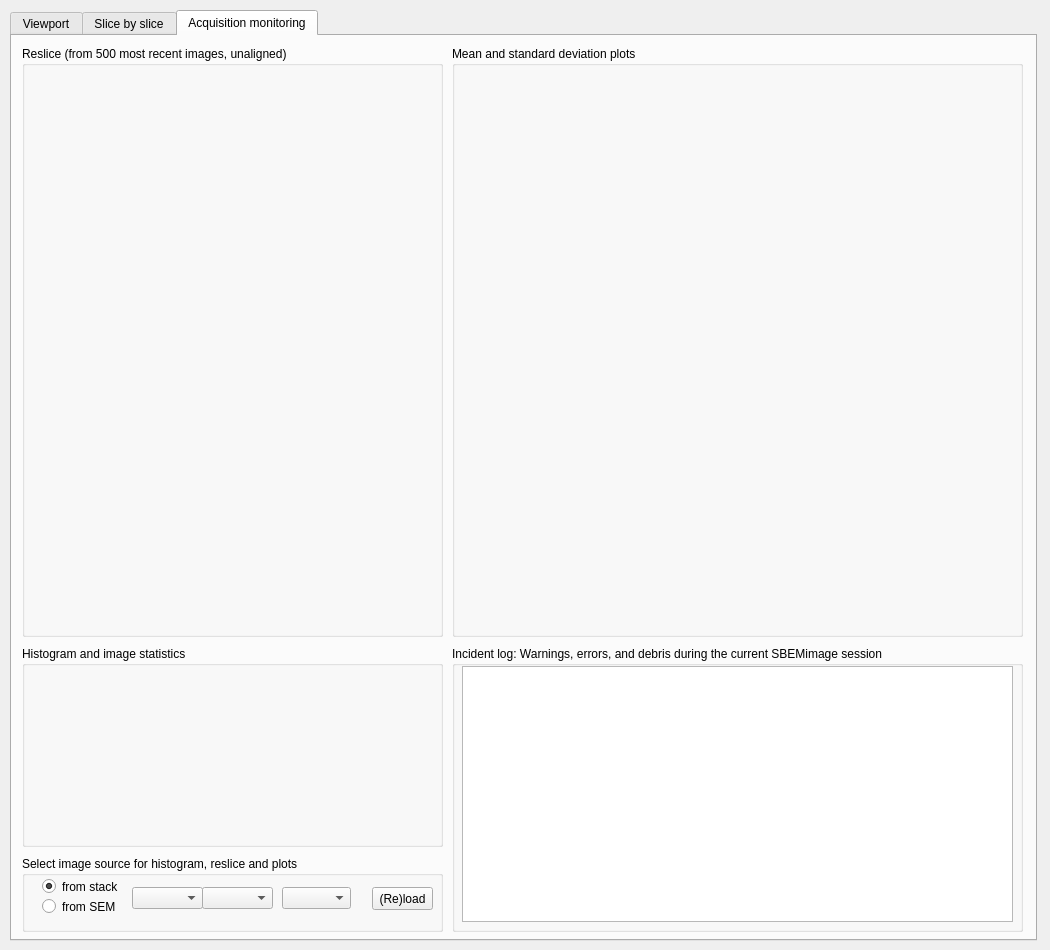
First picture: the form in gui/viewport.ui, repository SBEMimage/SBEMimage, before the edit.
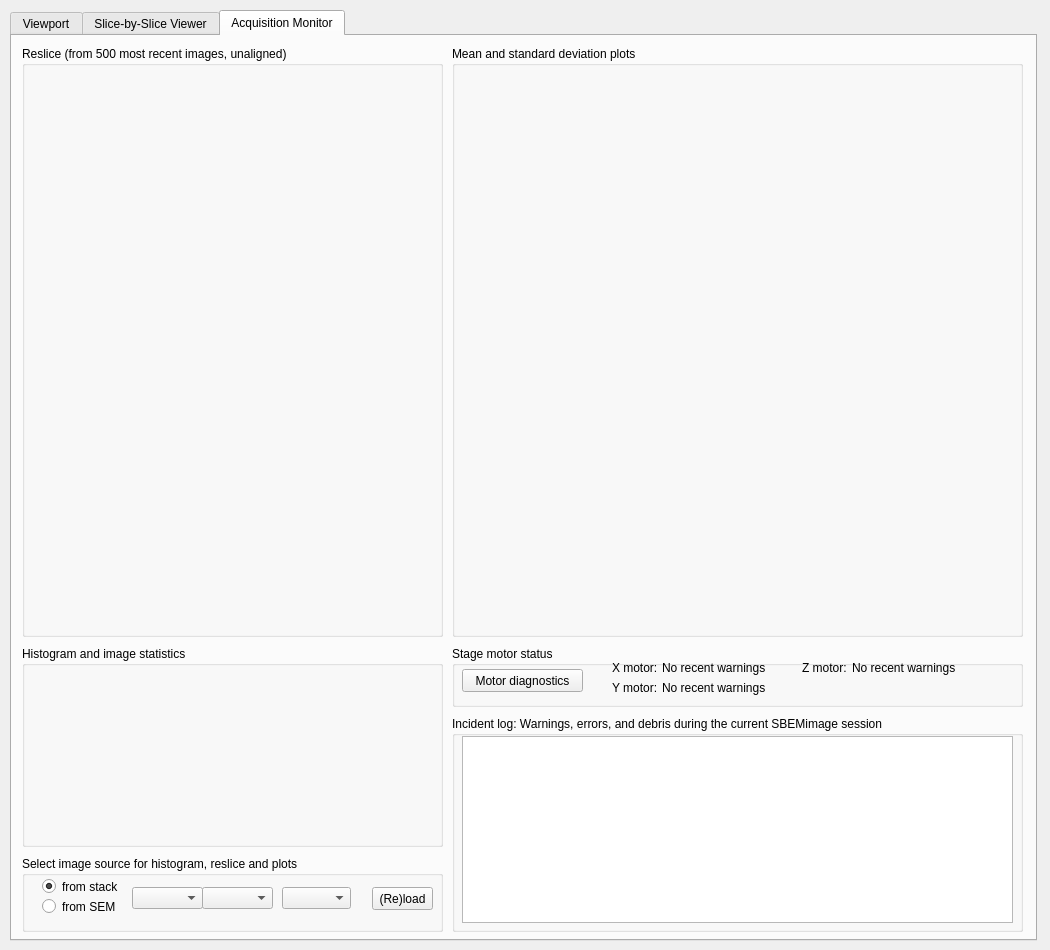
Second picture: the form after the edit. The open tabs and pages were chosen to show the change.

Commit message:
Add motor diagnostics feature (WIP)
- New dialog for XYZ motor status, accessible from Acquisition Monitor tab, Microtome Settings dialog, and 'Tests' tab
- Track all moves, failures, slow moves, move distances, and durations
- Counters and tolerances stored in system config

```diff
--- a/gui/viewport.ui
+++ b/gui/viewport.ui
@@ -305,7 +305,7 @@
    </widget>
    <widget class="QWidget" name="tab_sv">
     <attribute name="title">
-     <string>Slice by slice</string>
+     <string>Slice-by-Slice Viewer</string>
     </attribute>
     <widget class="QLabel" name="QLabel_SliceViewerCanvas">
      <property name="geometry">
@@ -590,7 +590,7 @@
    </widget>
    <widget class="QWidget" name="tab_m">
     <attribute name="title">
-     <string>Acquisition monitoring</string>
+     <string>Acquisition Monitor</string>
     </attribute>
     <widget class="QGroupBox" name="groupBox_3">
      <property name="geometry">
@@ -746,9 +746,9 @@
      <property name="geometry">
       <rect>
        <x>440</x>
-       <y>610</y>
+       <y>680</y>
        <width>571</width>
-       <height>286</height>
+       <height>216</height>
       </rect>
      </property>
      <property name="title">
@@ -760,7 +760,7 @@
         <x>10</x>
         <y>20</y>
         <width>551</width>
-        <height>256</height>
+        <height>187</height>
        </rect>
       </property>
       <property name="font">
@@ -786,6 +786,110 @@
       <string/>
      </property>
     </widget>
+    <widget class="QGroupBox" name="groupBox_4">
+     <property name="geometry">
+      <rect>
+       <x>440</x>
+       <y>610</y>
+       <width>571</width>
+       <height>61</height>
+      </rect>
+     </property>
+     <property name="title">
+      <string>Stage motor status</string>
+     </property>
+     <widget class="QLabel" name="label">
+      <property name="geometry">
+       <rect>
+        <x>160</x>
+        <y>14</y>
+        <width>51</width>
+        <height>16</height>
+       </rect>
+      </property>
+      <property name="text">
+       <string>X motor:</string>
+      </property>
+     </widget>
+     <widget class="QLabel" name="label_2">
+      <property name="geometry">
+       <rect>
+        <x>160</x>
+        <y>34</y>
+        <width>51</width>
+        <height>16</height>
+       </rect>
+      </property>
+      <property name="text">
+       <string>Y motor:</string>
+      </property>
+     </widget>
+     <widget class="QPushButton" name="pushButton_showMotorStatusDlg">
+      <property name="geometry">
+       <rect>
+        <x>10</x>
+        <y>23</y>
+        <width>121</width>
+        <height>23</height>
+       </rect>
+      </property>
+      <property name="text">
+       <string>Motor diagnostics</string>
+      </property>
+     </widget>
+     <widget class="QLabel" name="label_3">
+      <property name="geometry">
+       <rect>
+        <x>210</x>
+        <y>14</y>
+        <width>121</width>
+        <height>16</height>
+       </rect>
+      </property>
+      <property name="text">
+       <string>No recent warnings</string>
+      </property>
+     </widget>
+     <widget class="QLabel" name="label_8">
+      <property name="geometry">
+       <rect>
+        <x>210</x>
+        <y>34</y>
+        <width>121</width>
+        <height>16</height>
+       </rect>
+      </property>
+      <property name="text">
+       <string>No recent warnings</string>
+      </property>
+     </widget>
+     <widget class="QLabel" name="label_9">
+      <property name="geometry">
+       <rect>
+        <x>350</x>
+        <y>14</y>
+        <width>51</width>
+        <height>16</height>
+       </rect>
+      </property>
+      <property name="text">
+       <string>Z motor:</string>
+      </property>
+     </widget>
+     <widget class="QLabel" name="label_10">
+      <property name="geometry">
+       <rect>
+        <x>400</x>
+        <y>14</y>
+        <width>151</width>
+        <height>16</height>
+       </rect>
+      </property>
+      <property name="text">
+       <string>No recent warnings</string>
+      </property>
+     </widget>
+    </widget>
    </widget>
   </widget>
  </widget>
```
The commit also changes 9 other files.
